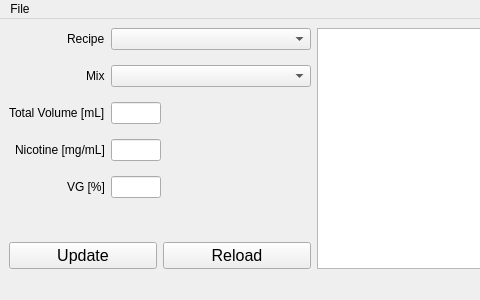
This is yacc_main_window.ui in aswild/yacc as Qt 5 draws it before an edit; both pictures show x 0 to 480 and y 0 to 300 of the 826 by 300 pixel window. The edited form follows.
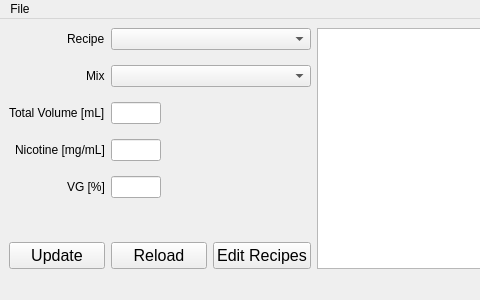
This is the edited form.

Commit message: Tons of RecipeEditor Functionality! Interacts with backend, can edit recipes, update to Main, save JSON file, and add new recipes. Adding recipes doesn't make it to Main yet, deleting recipes not implemented, and add/del flavors not implemented

```diff
--- a/yacc_main_window.ui
+++ b/yacc_main_window.ui
@@ -173,6 +173,18 @@
             </property>
            </widget>
           </item>
+          <item>
+           <widget class="QPushButton" name="redit_button">
+            <property name="font">
+             <font>
+              <pointsize>12</pointsize>
+             </font>
+            </property>
+            <property name="text">
+             <string>Edit Recipes</string>
+            </property>
+           </widget>
+          </item>
          </layout>
         </item>
        </layout>
```
The commit also changes 6 other files.
